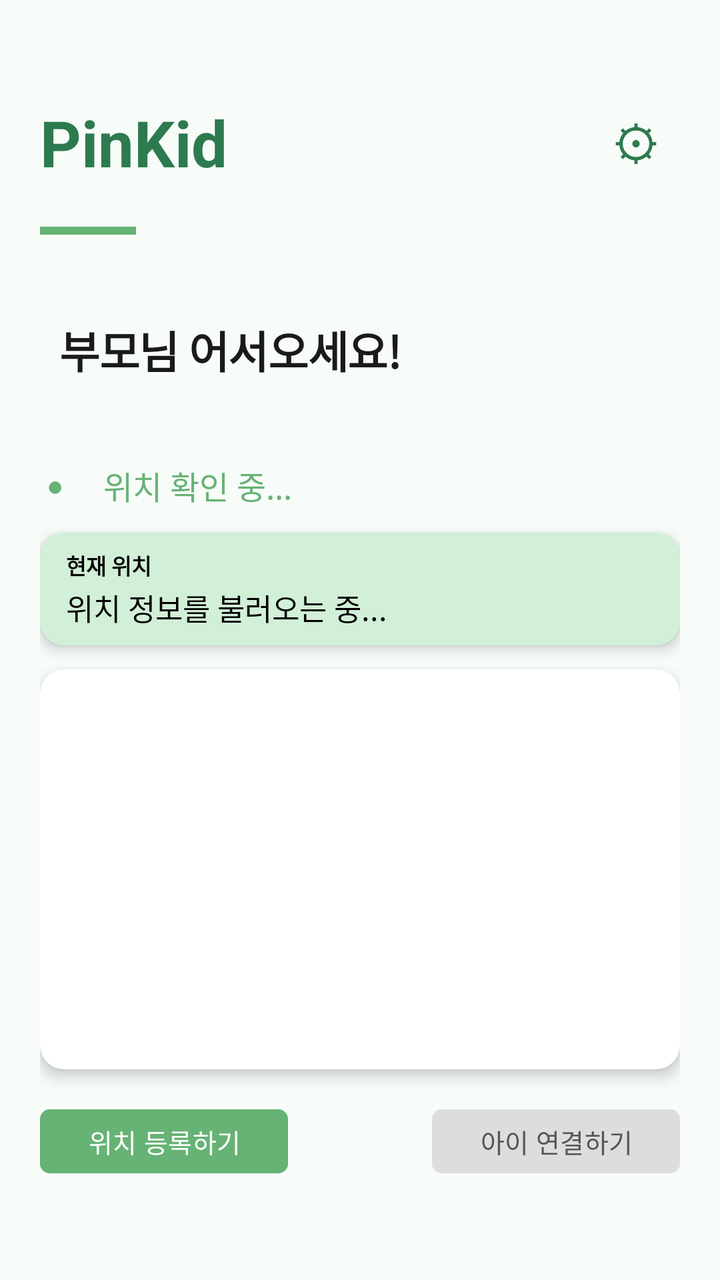
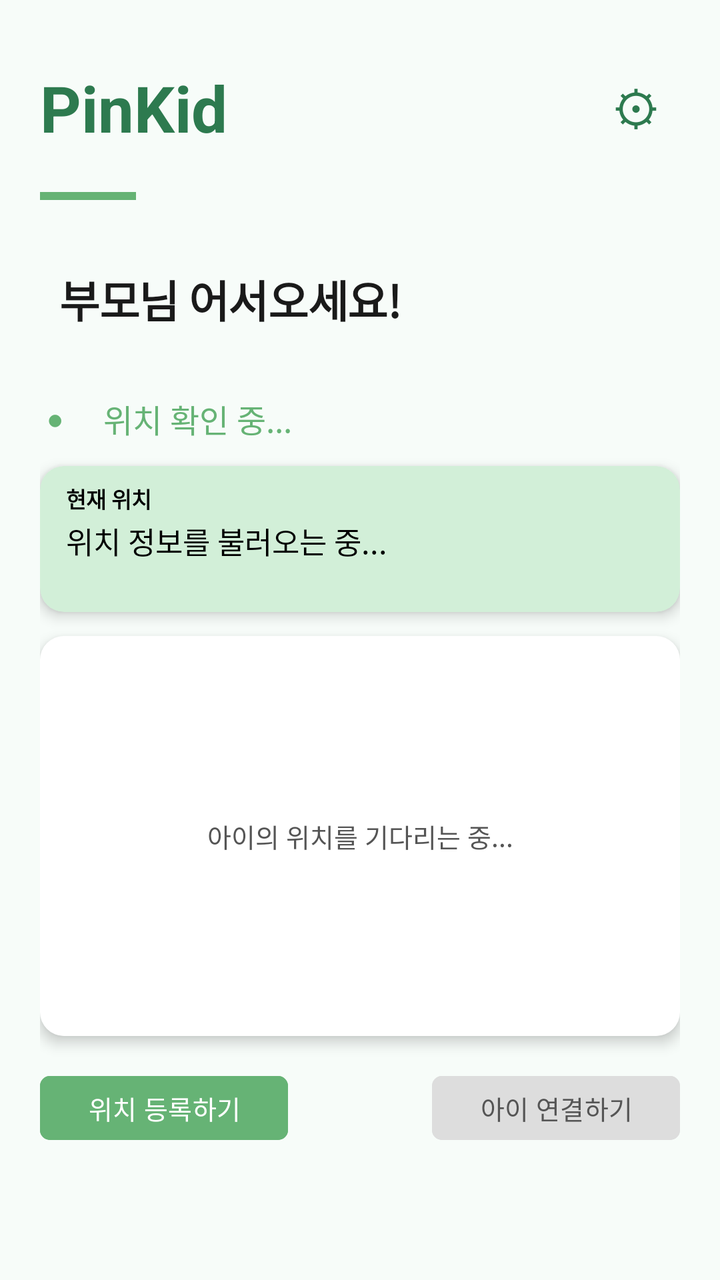

The first picture is an Android layout as it rendered before a commit; the second is the same layout after the commit. The layout source and the unified diff follow.
<!-- AndroidManifest.xml: application theme Theme.PinKid -->
<!-- res/layout/activity_parent_home.xml -->
<?xml version="1.0" encoding="utf-8"?>
<LinearLayout
    xmlns:android="http://schemas.android.com/apk/res/android"
    xmlns:app="http://schemas.android.com/apk/res-auto"
    android:id="@+id/mainScrollView"
    android:layout_width="match_parent"
    android:layout_height="match_parent"
    android:orientation="vertical"
    android:gravity="center_vertical"
    android:padding="20dp"
    android:background="#F7FCF9">

    
    <LinearLayout
        android:layout_width="match_parent"
        android:layout_height="wrap_content"
        android:orientation="horizontal"
        android:gravity="center_vertical">

        <TextView
            android:id="@+id/txtPinKid"
            android:layout_width="0dp"
            android:layout_height="wrap_content"
            android:layout_weight="1"
            android:text="PinKid"
            android:textSize="32sp"
            android:textStyle="bold"
            android:textColor="#2D7A4F"/>

        <Button
            android:id="@+id/btnSettings"
            android:layout_width="44dp"
            android:layout_height="44dp"
            android:text="⚙"
            android:textSize="24sp"
            android:textColor="#2D7A4F"
            android:backgroundTint="#00000000"
            android:padding="0dp"/>

    </LinearLayout>

    <View
        android:id="@+id/divider"
        android:layout_width="48dp"
        android:layout_height="4dp"
        android:background="#66B375"
        android:layout_marginTop="20dp"
        android:layout_marginBottom="40dp"/>

    
    <LinearLayout
        android:layout_width="match_parent"
        android:layout_height="wrap_content"
        android:orientation="horizontal"
        android:baselineAligned="false"
        android:gravity="bottom"
        android:layout_marginBottom="40dp">

        <TextView
            android:id="@+id/txtGreetingName"
            android:layout_width="wrap_content"
            android:layout_height="wrap_content"
            android:text=""
            android:textColor="#1A1A1A"
            android:textSize="25sp"
            android:layout_marginLeft="5dp"
            android:textStyle="bold"
            android:letterSpacing="-0.02"/>

        <TextView
            android:id="@+id/txtGreeting"
            android:layout_width="wrap_content"
            android:layout_height="wrap_content"
            android:text=" 부모님 어서오세요!"
            android:textColor="#1A1A1A"
            android:textSize="22sp"
            android:textStyle="bold"
            android:letterSpacing="-0.02"/>

    </LinearLayout>

    
    <LinearLayout
        android:layout_width="match_parent"
        android:layout_height="wrap_content"
        android:orientation="horizontal"
        android:gravity="center_vertical"
        android:layout_marginBottom="12dp">

        <TextView
            android:layout_width="wrap_content"
            android:layout_height="wrap_content"
            android:text=" ●"
            android:textColor="#66B375"
            android:textSize="14sp"
            android:layout_marginEnd="8dp"/>

        <TextView
            android:id="@+id/txtChildName"
            android:layout_width="wrap_content"
            android:layout_height="wrap_content"
            android:text=""
            android:textColor="#66B375"
            android:textSize="16sp"
            android:textStyle="bold"
            android:layout_marginEnd="12dp"/>

        <TextView
            android:id="@+id/txtChildZone"
            android:layout_width="wrap_content"
            android:layout_height="wrap_content"
            android:text="위치 확인 중..."
            android:textColor="#66B375"
            android:textSize="16sp"/>

    </LinearLayout>

    
    <androidx.cardview.widget.CardView
        android:layout_width="match_parent"
        android:layout_height="wrap_content"
        app:cardBackgroundColor="#D2EFD8"
        app:cardCornerRadius="12dp"
        app:cardElevation="4dp"
        android:layout_marginBottom="12dp">

        <LinearLayout
            android:layout_width="match_parent"
            android:layout_height="wrap_content"
            android:orientation="vertical"
            android:padding="8dp">

            <TextView
                android:layout_width="wrap_content"
                android:layout_height="wrap_content"
                android:text="현재 위치"
                android:textColor="#000000"
                android:textSize="11sp"
                android:textStyle="bold"
                android:layout_marginLeft="5dp"
                android:layout_marginBottom="2dp"/>

            <TextView
                android:id="@+id/txtCurrentAddress"
                android:layout_width="wrap_content"
                android:layout_height="wrap_content"
                android:layout_marginLeft="5dp"
                android:text="위치 정보를 불러오는 중..."
                android:textColor="#000000"
                android:textSize="15sp"/>

        </LinearLayout>

    </androidx.cardview.widget.CardView>

    
    <androidx.cardview.widget.CardView
        android:id="@+id/cardMap"
        android:layout_width="match_parent"
        android:layout_height="200dp"
        app:cardCornerRadius="12dp"
        app:cardElevation="4dp"
        android:layout_marginBottom="16dp">

        <FrameLayout
            android:layout_width="match_parent"
            android:layout_height="match_parent">

            <FrameLayout
                android:id="@+id/miniMapContainer"
                android:layout_width="match_parent"
                android:layout_height="match_parent"/>

            <View
                android:id="@+id/mapOverlay"
                android:layout_width="match_parent"
                android:layout_height="match_parent"
                android:background="@android:color/transparent"
                android:clickable="true"
                android:focusable="true"/>

        </FrameLayout>

    </androidx.cardview.widget.CardView>

    
    <LinearLayout
        android:layout_width="match_parent"
        android:layout_height="wrap_content"
        android:orientation="horizontal">

        <Button
            android:id="@+id/btnRegisterLocation"
            android:layout_width="wrap_content"
            android:layout_height="40dp"
            android:text="위치 등록하기"
            android:textSize="13sp"
            android:textColor="#FFFFFF"
            android:backgroundTint="#66B375"/>

        <View
            android:layout_width="0dp"
            android:layout_height="0dp"
            android:layout_weight="1"/>

        <Button
            android:id="@+id/btnConnectChild"
            android:layout_width="wrap_content"
            android:layout_height="40dp"
            android:text="아이 연결하기"
            android:textSize="13sp"
            android:textColor="#555555"
            android:backgroundTint="#DDDDDD"/>

    </LinearLayout>

</LinearLayout>
<!-- resources referenced by this layout -->
<resources>
  <style name="Theme.PinKid" parent="Base.Theme.PinKid">
          <item name="materialButtonStyle">@style/Widget.PinKid.Button</item>
      </style>
  <style name="Base.Theme.PinKid" parent="Theme.Material3.DayNight.NoActionBar">
          
          
      </style>
  <style name="Widget.PinKid.Button" parent="Widget.Material3.Button">
          <item name="cornerRadius">5dp</item>
      </style>
</resources>

<!-- the commit's change to res/layout/activity_parent_home.xml (unified diff, before → after) -->
@@ -1,217 +1,246 @@
 <?xml version="1.0" encoding="utf-8"?>
-<LinearLayout
+<ScrollView
     xmlns:android="http://schemas.android.com/apk/res/android"
     xmlns:app="http://schemas.android.com/apk/res-auto"
-    android:id="@+id/mainScrollView"
     android:layout_width="match_parent"
     android:layout_height="match_parent"
-    android:orientation="vertical"
-    android:gravity="center_vertical"
-    android:padding="20dp"
-    android:background="#F7FCF9">
-
-    
+    android:background="#F7FCF9"
+    android:fillViewport="true">
+
     <LinearLayout
         android:layout_width="match_parent"
         android:layout_height="wrap_content"
-        android:orientation="horizontal"
-        android:gravity="center_vertical">
-
-        <TextView
-            android:id="@+id/txtPinKid"
-            android:layout_width="0dp"
-            android:layout_height="wrap_content"
-            android:layout_weight="1"
-            android:text="PinKid"
-            android:textSize="32sp"
-            android:textStyle="bold"
-            android:textColor="#2D7A4F"/>
-
-        <Button
-            android:id="@+id/btnSettings"
-            android:layout_width="44dp"
-            android:layout_height="44dp"
-            android:text="⚙"
-            android:textSize="24sp"
-            android:textColor="#2D7A4F"
-            android:backgroundTint="#00000000"
-            android:padding="0dp"/>
+        android:orientation="vertical"
+        android:padding="20dp">
+
+        
+        <LinearLayout
+            android:layout_width="match_parent"
+            android:layout_height="wrap_content"
+            android:orientation="horizontal"
+            android:gravity="center_vertical"
+            android:layout_marginTop="12dp">
+
+            <TextView
+                android:id="@+id/txtPinKid"
+                android:layout_width="0dp"
+                android:layout_height="wrap_content"
+                android:layout_weight="1"
+                android:text="PinKid"
+                android:textSize="32sp"
+                android:textStyle="bold"
+                android:textColor="#2D7A4F"/>
+
+            <Button
+                android:id="@+id/btnSettings"
+                android:layout_width="44dp"
+                android:layout_height="44dp"
+                android:text="⚙"
+                android:textSize="24sp"
+                android:textColor="#2D7A4F"
+                android:backgroundTint="#00000000"
+                android:padding="0dp"/>
+
+        </LinearLayout>
+
+        <View
+            android:id="@+id/divider"
+            android:layout_width="48dp"
+            android:layout_height="4dp"
+            android:background="#66B375"
+            android:layout_marginTop="20dp"
+            android:layout_marginBottom="32dp"/>
+
+        
+        <LinearLayout
+            android:layout_width="match_parent"
+            android:layout_height="wrap_content"
+            android:orientation="horizontal"
+            android:baselineAligned="false"
+            android:gravity="bottom"
+            android:layout_marginBottom="32dp">
+
+            <TextView
+                android:id="@+id/txtGreetingName"
+                android:layout_width="wrap_content"
+                android:layout_height="wrap_content"
+                android:text=""
+                android:textColor="#1A1A1A"
+                android:textSize="25sp"
+                android:layout_marginLeft="5dp"
+                android:textStyle="bold"
+                android:letterSpacing="-0.02"/>
+
+            <TextView
+                android:id="@+id/txtGreeting"
+                android:layout_width="wrap_content"
+                android:layout_height="wrap_content"
+                android:text=" 부모님 어서오세요!"
+                android:textColor="#1A1A1A"
+                android:textSize="22sp"
+                android:textStyle="bold"
+                android:letterSpacing="-0.02"/>
+
+        </LinearLayout>
+
+        
+        <LinearLayout
+            android:layout_width="match_parent"
+            android:layout_height="wrap_content"
+            android:orientation="horizontal"
+            android:gravity="center_vertical"
+            android:layout_marginBottom="12dp">
+
+            <TextView
+                android:layout_width="wrap_content"
+                android:layout_height="wrap_content"
+                android:text=" ●"
+                android:textColor="#66B375"
+                android:textSize="14sp"
+                android:layout_marginEnd="8dp"/>
+
+            <TextView
+                android:id="@+id/txtChildName"
+                android:layout_width="wrap_content"
+                android:layout_height="wrap_content"
+                android:text=""
+                android:textColor="#66B375"
+                android:textSize="16sp"
+                android:textStyle="bold"
+                android:layout_marginEnd="12dp"/>
+
+            <TextView
+                android:id="@+id/txtChildZone"
+                android:layout_width="wrap_content"
+                android:layout_height="wrap_content"
+                android:text="위치 확인 중..."
+                android:textColor="#66B375"
+                android:textSize="16sp"/>
+
+        </LinearLayout>
+
+        
+        <androidx.cardview.widget.CardView
+            android:layout_width="match_parent"
+            android:layout_height="wrap_content"
+            app:cardBackgroundColor="#D2EFD8"
+            app:cardCornerRadius="12dp"
+            app:cardElevation="4dp"
+            android:layout_marginBottom="12dp">
+
+            <LinearLayout
+                android:layout_width="match_parent"
+                android:layout_height="wrap_content"
+                android:orientation="vertical"
+                android:padding="8dp">
+
+                <TextView
+                    android:layout_width="wrap_content"
+                    android:layout_height="wrap_content"
+                    android:text="현재 위치"
+                    android:textColor="#000000"
+                    android:textSize="11sp"
+                    android:textStyle="bold"
+                    android:layout_marginLeft="5dp"
+                    android:layout_marginBottom="2dp"/>
+
+                <TextView
+                    android:id="@+id/txtCurrentAddress"
+                    android:layout_width="wrap_content"
+                    android:layout_height="wrap_content"
+                    android:layout_marginLeft="5dp"
+                    android:text="위치 정보를 불러오는 중..."
+                    android:textColor="#000000"
+                    android:textSize="15sp"/>
+
+                <TextView
+                    android:id="@+id/txtLastUpdate"
+                    android:layout_width="wrap_content"
+                    android:layout_height="wrap_content"
+                    android:layout_marginLeft="5dp"
+                    android:layout_marginTop="2dp"
+                    android:text=""
+                    android:textColor="#AAAAAA"
+                    android:textSize="11sp"/>
+
+            </LinearLayout>
+
+        </androidx.cardview.widget.CardView>
+
+        
+        <androidx.cardview.widget.CardView
+            android:id="@+id/cardMap"
+            android:layout_width="match_parent"
+            android:layout_height="200dp"
+            app:cardCornerRadius="12dp"
+            app:cardElevation="4dp"
+            android:layout_marginBottom="16dp">
+
+            <FrameLayout
+                android:layout_width="match_parent"
+                android:layout_height="match_parent">
+
+                <FrameLayout
+                    android:id="@+id/miniMapContainer"
+                    android:layout_width="match_parent"
+                    android:layout_height="match_parent"/>
+
+                
+                <TextView
+                    android:id="@+id/txtMapHint"
+                    android:layout_width="match_parent"
+                    android:layout_height="match_parent"
+                    android:gravity="center"
+                    android:text="아이의 위치를 기다리는 중..."
+                    android:textSize="13sp"
+                    android:textColor="#555555"
+                    android:background="#CCFFFFFF"
+                    android:padding="16dp"/>
+
+                <View
+                    android:id="@+id/mapOverlay"
+                    android:layout_width="match_parent"
+                    android:layout_height="match_parent"
+                    android:background="@android:color/transparent"
+                    android:clickable="true"
+                    android:focusable="true"/>
+
+            </FrameLayout>
+
+        </androidx.cardview.widget.CardView>
+
+        
+        <LinearLayout
+            android:layout_width="match_parent"
+            android:layout_height="wrap_content"
+            android:orientation="horizontal"
+            android:layout_marginBottom="16dp">
+
+            <Button
+                android:id="@+id/btnRegisterLocation"
+                android:layout_width="wrap_content"
+                android:layout_height="40dp"
+                android:text="위치 등록하기"
+                android:textSize="13sp"
+                android:textColor="#FFFFFF"
+                android:backgroundTint="#66B375"/>
+
+            <View
+                android:layout_width="0dp"
+                android:layout_height="0dp"
+                android:layout_weight="1"/>
+
+            <Button
+                android:id="@+id/btnConnectChild"
+                android:layout_width="wrap_content"
+                android:layout_height="40dp"
+                android:text="아이 연결하기"
+                android:textSize="13sp"
+                android:textColor="#555555"
+                android:backgroundTint="#DDDDDD"/>
+
+        </LinearLayout>
 
     </LinearLayout>
 
-    <View
-        android:id="@+id/divider"
-        android:layout_width="48dp"
-        android:layout_height="4dp"
-        android:background="#66B375"
-        android:layout_marginTop="20dp"
-        android:layout_marginBottom="40dp"/>
-
-    
-    <LinearLayout
-        android:layout_width="match_parent"
-        android:layout_height="wrap_content"
-        android:orientation="horizontal"
-        android:baselineAligned="false"
-        android:gravity="bottom"
-        android:layout_marginBottom="40dp">
-
-        <TextView
-            android:id="@+id/txtGreetingName"
-            android:layout_width="wrap_content"
-            android:layout_height="wrap_content"
-            android:text=""
-            android:textColor="#1A1A1A"
-            android:textSize="25sp"
-            android:layout_marginLeft="5dp"
-            android:textStyle="bold"
-            android:letterSpacing="-0.02"/>
-
-        <TextView
-            android:id="@+id/txtGreeting"
-            android:layout_width="wrap_content"
-            android:layout_height="wrap_content"
-            android:text=" 부모님 어서오세요!"
-            android:textColor="#1A1A1A"
-            android:textSize="22sp"
-            android:textStyle="bold"
-            android:letterSpacing="-0.02"/>
-
-    </LinearLayout>
-
-    
-    <LinearLayout
-        android:layout_width="match_parent"
-        android:layout_height="wrap_content"
-        android:orientation="horizontal"
-        android:gravity="center_vertical"
-        android:layout_marginBottom="12dp">
-
-        <TextView
-            android:layout_width="wrap_content"
-            android:layout_height="wrap_content"
-            android:text=" ●"
-            android:textColor="#66B375"
-            android:textSize="14sp"
-            android:layout_marginEnd="8dp"/>
-
-        <TextView
-            android:id="@+id/txtChildName"
-            android:layout_width="wrap_content"
-            android:layout_height="wrap_content"
-            android:text=""
-            android:textColor="#66B375"
-            android:textSize="16sp"
-            android:textStyle="bold"
-            android:layout_marginEnd="12dp"/>
-
-        <TextView
-            android:id="@+id/txtChildZone"
-            android:layout_width="wrap_content"
-            android:layout_height="wrap_content"
-            android:text="위치 확인 중..."
-            android:textColor="#66B375"
-            android:textSize="16sp"/>
-
-    </LinearLayout>
-
-    
-    <androidx.cardview.widget.CardView
-        android:layout_width="match_parent"
-        android:layout_height="wrap_content"
-        app:cardBackgroundColor="#D2EFD8"
-        app:cardCornerRadius="12dp"
-        app:cardElevation="4dp"
-        android:layout_marginBottom="12dp">
-
-        <LinearLayout
-            android:layout_width="match_parent"
-            android:layout_height="wrap_content"
-            android:orientation="vertical"
-            android:padding="8dp">
-
-            <TextView
-                android:layout_width="wrap_content"
-                android:layout_height="wrap_content"
-                android:text="현재 위치"
-                android:textColor="#000000"
-                android:textSize="11sp"
-                android:textStyle="bold"
-                android:layout_marginLeft="5dp"
-                android:layout_marginBottom="2dp"/>
-
-            <TextView
-                android:id="@+id/txtCurrentAddress"
-                android:layout_width="wrap_content"
-                android:layout_height="wrap_content"
-                android:layout_marginLeft="5dp"
-                android:text="위치 정보를 불러오는 중..."
-                android:textColor="#000000"
-                android:textSize="15sp"/>
-
-        </LinearLayout>
-
-    </androidx.cardview.widget.CardView>
-
-    
-    <androidx.cardview.widget.CardView
-        android:id="@+id/cardMap"
-        android:layout_width="match_parent"
-        android:layout_height="200dp"
-        app:cardCornerRadius="12dp"
-        app:cardElevation="4dp"
-        android:layout_marginBottom="16dp">
-
-        <FrameLayout
-            android:layout_width="match_parent"
-            android:layout_height="match_parent">
-
-            <FrameLayout
-                android:id="@+id/miniMapContainer"
-                android:layout_width="match_parent"
-                android:layout_height="match_parent"/>
-
-            <View
-                android:id="@+id/mapOverlay"
-                android:layout_width="match_parent"
-                android:layout_height="match_parent"
-                android:background="@android:color/transparent"
-                android:clickable="true"
-                android:focusable="true"/>
-
-        </FrameLayout>
-
-    </androidx.cardview.widget.CardView>
-
-    
-    <LinearLayout
-        android:layout_width="match_parent"
-        android:layout_height="wrap_content"
-        android:orientation="horizontal">
-
-        <Button
-            android:id="@+id/btnRegisterLocation"
-            android:layout_width="wrap_content"
-            android:layout_height="40dp"
-            android:text="위치 등록하기"
-            android:textSize="13sp"
-            android:textColor="#FFFFFF"
-            android:backgroundTint="#66B375"/>
-
-        <View
-            android:layout_width="0dp"
-            android:layout_height="0dp"
-            android:layout_weight="1"/>
-
-        <Button
-            android:id="@+id/btnConnectChild"
-            android:layout_width="wrap_content"
-            android:layout_height="40dp"
-            android:text="아이 연결하기"
-            android:textSize="13sp"
-            android:textColor="#555555"
-            android:backgroundTint="#DDDDDD"/>
-
-    </LinearLayout>
-
-</LinearLayout>
+</ScrollView>
